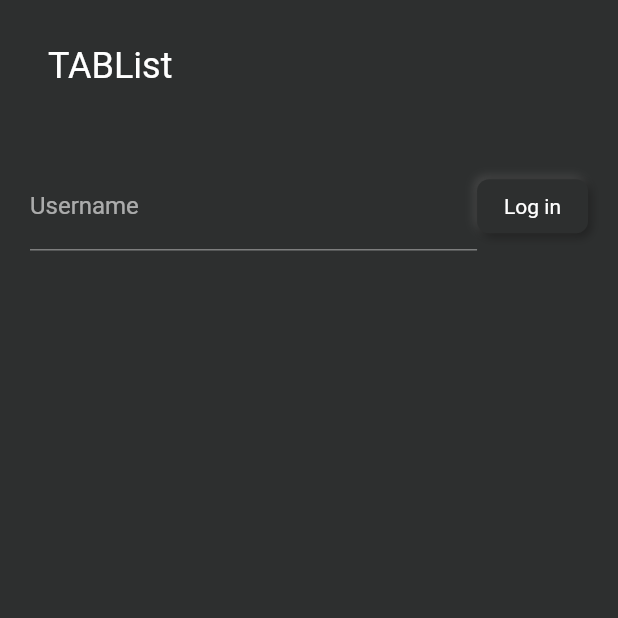
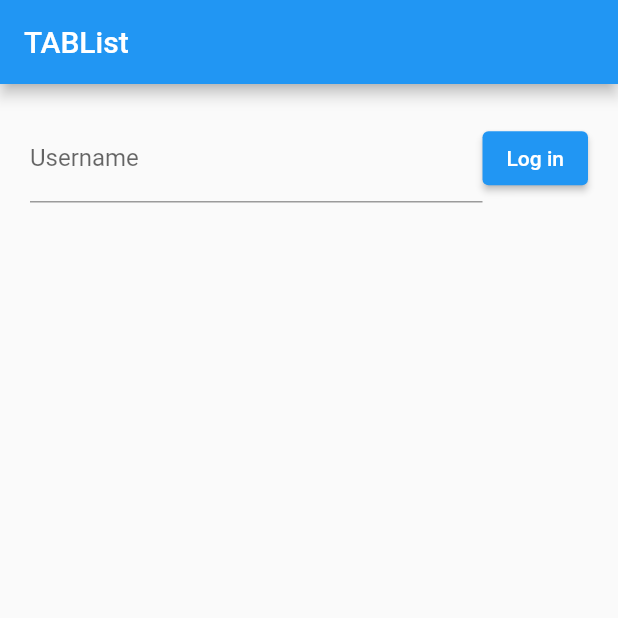
Before and after one commit to cdsar626/tablist_flutter, a Flutter app: the screen it shows after launch, on a phone screen of 412 x 824 dp, the top half of it. Run offline on Flutter 3.47's test engine with Material 2 defaults, Android fonts, the phone set to English and light mode, and no system bars; drawn by our look-alikes of flutter_neumorphic; our stand-ins replace dotted_decoration, eva_icons_flutter, expansion_tile_card, get, hive_flutter; missing offline and left inert: mongo_dart; accounts and stored records are empty.

Commit message:
Fixed some bugs. Change shape of slider. Removed Pneumorphic.

```diff
--- a/lib/View/Pages/home.dart
+++ b/lib/View/Pages/home.dart
@@ -1,5 +1,5 @@
+import 'package:flutter/material.dart';
 import 'package:tablist_app/Controllers/home_controller.dart';
-import 'package:flutter_neumorphic/flutter_neumorphic.dart';
 import 'package:get/get.dart';
 
 class HomePage extends GetView<HomeController> {
@@ -8,10 +8,10 @@ class HomePage extends GetView<HomeController> {
   @override
   Widget build(BuildContext context) {
     String userInput = '';
-    return NeumorphicApp(
+    return MaterialApp(
       themeMode: ThemeMode.dark,
       home: Scaffold(
-        appBar: NeumorphicAppBar(
+        appBar: AppBar(
           title: const Text('TABList'),
         ),
         body: Container(
@@ -29,7 +29,7 @@ class HomePage extends GetView<HomeController> {
                   },
                 ),
               ),
-              NeumorphicButton(
+              ElevatedButton(
                   onPressed: () async {
                     // Todo Login user
                     if (!await controller.userExists(userInput)) {
--- a/lib/kUI.dart
+++ b/lib/kUI.dart
@@ -9,6 +9,8 @@ Color kColorYellowBase = const Color(0x66FEFFE0);
 Color kColorYellowProgressBar = const Color(0xAAFEFFC3);
 Color kColorRedBase = const Color(0x66FF7A7A);
 Color kColorRedProgressBar = const Color(0x66FF7A7A);
+Color kColorSliderBase = const Color(0xFF000000);
+Color kColorSliderDragged = const Color(0xAA777777);
 
 TextStyle kTextStyleTaskTitle = const TextStyle(
   fontFamily: "ElMessiri",
```
Also changed, not shown: lib/View/Pages/history.dart (+8 -5 lines), lib/View/Pages/logged_in.dart (+17 -8 lines), 1 other file.
